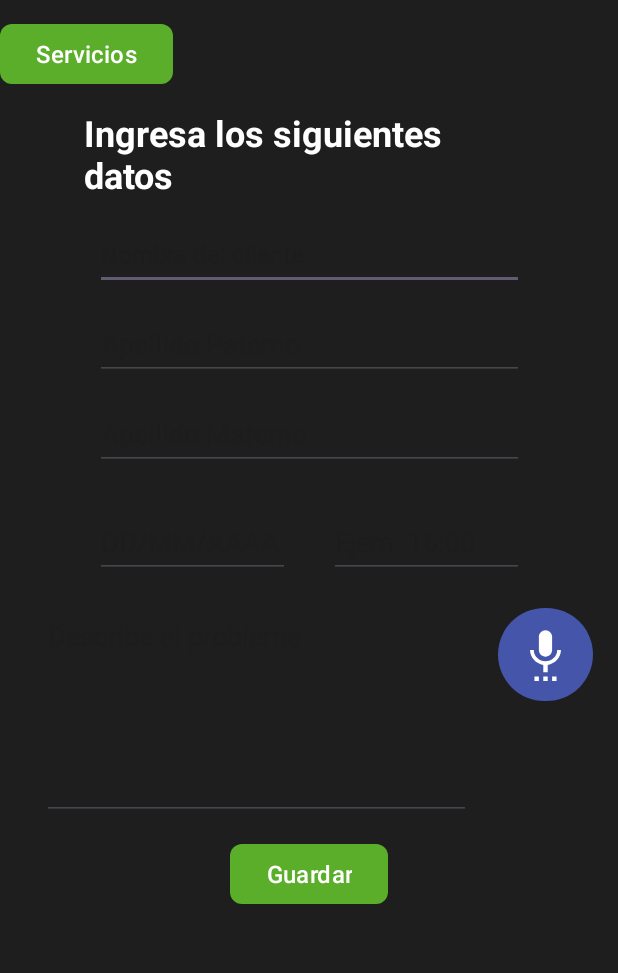
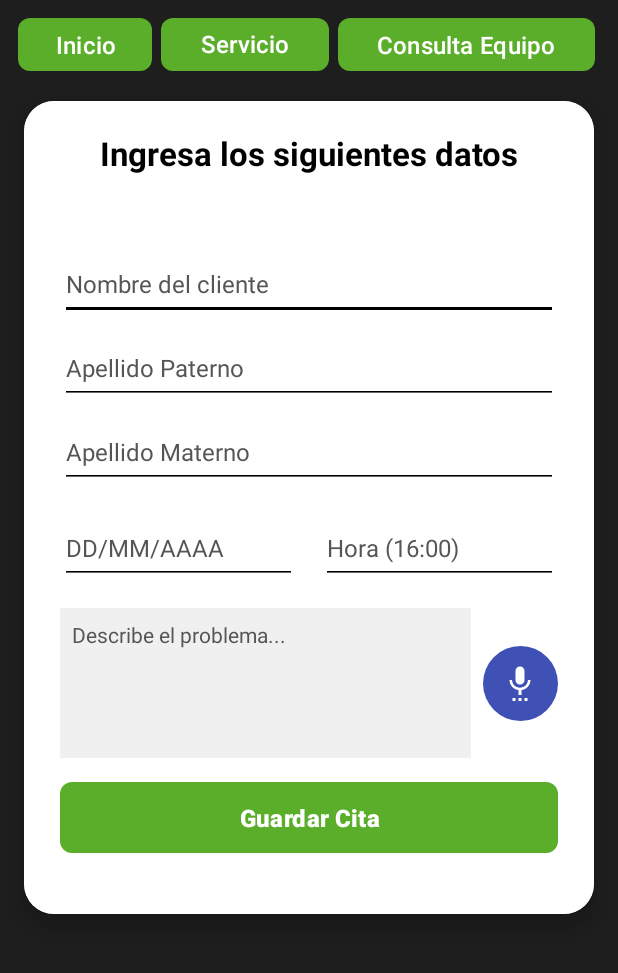
Before and after one commit to ARLOROBLE4/pruewba, an Android app: the Agenda screen opened directly, with no data from a screen before it, on a phone screen of 412 x 824 dp, the part 131-1104 px from its top. Run offline under Robolectric (Android 15) with nearby library versions, the phone set to English and light mode, and no system bars.

Commit message:
update:desing
actualización final de diseño

```diff
--- a/app/src/main/res/layout/activity_agenda.xml
+++ b/app/src/main/res/layout/activity_agenda.xml
@@ -2,191 +2,250 @@
 <androidx.constraintlayout.widget.ConstraintLayout xmlns:android="http://schemas.android.com/apk/res/android"
     xmlns:app="http://schemas.android.com/apk/res-auto"
     xmlns:tools="http://schemas.android.com/tools"
+    android:id="@+id/main"
     android:layout_width="match_parent"
-    android:id="@+id/main"
     android:layout_height="match_parent"
     android:background="#1E1E1E">
-
-    <TextView
-        android:id="@+id/txtConInfo3"
-        android:layout_width="300dp"
-        android:layout_height="61dp"
-        android:layout_marginStart="3dp"
-        android:layout_marginTop="12dp"
-        android:layout_marginEnd="4dp"
-        android:text=" "
-        android:textColor="@color/texto"
-        android:textSize="24sp"
-        android:textStyle="bold"
-        app:layout_constraintEnd_toEndOf="parent"
-        app:layout_constraintStart_toStartOf="parent"
-        app:layout_constraintTop_toBottomOf="@+id/btnConPerfil4" />
-
-    <Button
-        android:id="@+id/btnConConsulta4"
-        android:layout_width="wrap_content"
-        android:layout_height="wrap_content"
-        android:text="@string/btnBvnConsulta"
-        android:textColor="@color/texto"
-        android:textSize="16dp"
-        app:backgroundTint="@color/colorBotones"
-        app:cornerRadius="8dp"
-        app:layout_constraintEnd_toEndOf="@+id/imgCltLogo5"
-        app:layout_constraintHorizontal_bias="0.166"
-        app:layout_constraintStart_toEndOf="@+id/btnConPerfil4"
-        tools:layout_editor_absoluteY="99dp"
-        tools:ignore="MissingConstraints" />
-
-    <Button
-        android:id="@+id/btnConPerfil4"
-        android:layout_width="wrap_content"
-        android:layout_height="wrap_content"
-        android:layout_marginTop="12dp"
-        android:text="@string/btnBvnServicios"
-        android:textColor="@color/texto"
-        android:textSize="16dp"
-        app:backgroundTint="@color/colorBotones"
-        app:cornerRadius="8dp"
-        app:layout_constraintTop_toBottomOf="@+id/imgCltLogo5"
-        tools:layout_editor_absoluteX="114dp"
-        tools:ignore="MissingConstraints" />
-
-    <Button
-        android:id="@+id/btnConInicio4"
-        android:layout_width="wrap_content"
-        android:layout_height="wrap_content"
-        android:text="@string/btnBvnInicio"
-        android:textColor="@color/texto"
-        android:textSize="16dp"
-        app:backgroundTint="@color/colorBotones"
-        app:cornerRadius="8dp"
-        app:layout_constraintEnd_toStartOf="@+id/btnConPerfil4"
-        app:layout_constraintHorizontal_bias="0.827"
-        app:layout_constraintStart_toStartOf="@+id/imgCltLogo5"
-        tools:layout_editor_absoluteY="99dp"
-        tools:ignore="MissingConstraints" />
 
     <ImageView
         android:id="@+id/imgCltLogo5"
         android:layout_width="477dp"
         android:layout_height="87dp"
-        android:background="#040404"
+        android:background="#000000"
         app:layout_constraintEnd_toEndOf="parent"
         app:layout_constraintStart_toStartOf="parent"
         app:layout_constraintTop_toTopOf="parent"
         app:srcCompat="@drawable/logopcstatus" />
 
+    <Button
+        android:id="@+id/btnConInicio4"
+        android:layout_width="89dp"
+        android:layout_height="43dp"
+        android:layout_marginStart="12dp"
+        android:layout_marginTop="8dp"
+        android:layout_marginEnd="6dp"
+        android:text="@string/btnBvnInicio"
+        android:textColor="#FFFFFF"
+        android:textSize="16sp"
+        app:backgroundTint="@color/colorBotones"
+        app:cornerRadius="8dp"
+        app:layout_constraintEnd_toStartOf="@+id/btnConPerfil4"
+        app:layout_constraintStart_toStartOf="parent"
+        app:layout_constraintTop_toBottomOf="@+id/imgCltLogo5" />
+
+    <Button
+        android:id="@+id/btnConPerfil4"
+        android:layout_width="112dp"
+        android:layout_height="43dp"
+        android:layout_marginTop="8dp"
+        android:text="@string/btnBvnServicios"
+        android:textColor="#FFFFFF"
+        android:textSize="16sp"
+        app:backgroundTint="@color/colorBotones"
+        app:cornerRadius="8dp"
+        app:layout_constraintEnd_toStartOf="@+id/btnConConsulta4"
+        app:layout_constraintStart_toEndOf="@+id/btnConInicio4"
+        app:layout_constraintTop_toBottomOf="@+id/imgCltLogo5" />
+
+    <Button
+        android:id="@+id/btnConConsulta4"
+        android:layout_width="171dp"
+        android:layout_height="43dp"
+        android:layout_marginStart="6dp"
+        android:layout_marginTop="8dp"
+        android:layout_marginEnd="16dp"
+        android:text="@string/btnBvnConsulta"
+        android:textColor="#FFFFFF"
+        android:textSize="16sp"
+        app:backgroundTint="@color/colorBotones"
+        app:cornerRadius="8dp"
+        app:layout_constraintEnd_toEndOf="parent"
+        app:layout_constraintStart_toEndOf="@+id/btnConPerfil4"
+        app:layout_constraintTop_toBottomOf="@+id/imgCltLogo5" />
+
+    <androidx.cardview.widget.CardView
+        android:id="@+id/cardFormulario"
+        android:layout_width="380dp"
+        android:layout_height="542dp"
+        android:layout_marginStart="16dp"
+        android:layout_marginTop="16dp"
+        android:layout_marginEnd="16dp"
+        app:cardCornerRadius="20dp"
+        app:cardElevation="8dp"
+        app:layout_constraintEnd_toEndOf="parent"
+        app:layout_constraintStart_toStartOf="parent"
+        app:layout_constraintTop_toBottomOf="@+id/btnConPerfil4">
+
+        <androidx.constraintlayout.widget.ConstraintLayout
+            android:layout_width="match_parent"
+            android:layout_height="match_parent"
+            android:background="#FFFFFF"
+            android:paddingBottom="20dp">
+
+            <TextView
+                android:id="@+id/txtConInfo3"
+                android:layout_width="317dp"
+                android:layout_height="70dp"
+                android:layout_marginTop="20dp"
+                android:text="Agendando Cita"
+                android:textAlignment="center"
+                android:textColor="#000000"
+                android:textSize="22sp"
+                android:textStyle="bold"
+                app:layout_constraintEnd_toEndOf="parent"
+                app:layout_constraintStart_toStartOf="parent"
+                app:layout_constraintTop_toTopOf="parent" />
+
             <EditText
                 android:id="@+id/agnNombre"
-        android:layout_width="286dp"
+                android:layout_width="0dp"
                 android:layout_height="48dp"
-        android:layout_marginTop="12dp"
+                android:layout_marginStart="24dp"
+                android:layout_marginTop="8dp"
+                android:layout_marginEnd="24dp"
+                android:backgroundTint="#000000"
                 android:ems="10"
                 android:hint="Nombre del cliente"
                 android:inputType="text"
-        android:textColor="@color/texto"
-        android:textSize="16dp"
-        app:layout_constraintEnd_toEndOf="@+id/txtConInfo3"
-        app:layout_constraintStart_toStartOf="@+id/txtConInfo3"
+                android:textColor="#000000"
+                android:textColorHint="#555555"
+                android:textSize="16sp"
+                app:layout_constraintEnd_toEndOf="parent"
+                app:layout_constraintHorizontal_bias="0.0"
+                app:layout_constraintStart_toStartOf="parent"
                 app:layout_constraintTop_toBottomOf="@+id/txtConInfo3" />
 
             <EditText
                 android:id="@+id/agnAPaterno"
-        android:layout_width="286dp"
+                android:layout_width="0dp"
                 android:layout_height="48dp"
-        android:layout_marginTop="12dp"
+                android:layout_marginStart="24dp"
+                android:layout_marginTop="8dp"
+                android:layout_marginEnd="24dp"
+                android:backgroundTint="#000000"
                 android:ems="10"
                 android:hint="Apellido Paterno"
                 android:inputType="text"
-        app:layout_constraintEnd_toEndOf="@+id/agnNombre"
-        app:layout_constraintHorizontal_bias="0.0"
-        app:layout_constraintStart_toStartOf="@+id/agnNombre"
+                android:textColor="#000000"
+                android:textColorHint="#555555"
+                android:textSize="16sp"
+                app:layout_constraintEnd_toEndOf="parent"
+                app:layout_constraintStart_toStartOf="parent"
                 app:layout_constraintTop_toBottomOf="@+id/agnNombre" />
 
             <EditText
+                android:id="@+id/agnAMaterno"
+                android:layout_width="0dp"
+                android:layout_height="48dp"
+                android:layout_marginStart="24dp"
+                android:layout_marginTop="8dp"
+                android:layout_marginEnd="24dp"
+                android:backgroundTint="#000000"
+                android:ems="10"
+                android:hint="Apellido Materno"
+                android:inputType="text"
+                android:textColor="#000000"
+                android:textColorHint="#555555"
+                android:textSize="16sp"
+                app:layout_constraintEnd_toEndOf="parent"
+                app:layout_constraintStart_toStartOf="parent"
+                app:layout_constraintTop_toBottomOf="@+id/agnAPaterno" />
+
+            <EditText
+                android:id="@+id/edtFechaCita"
+                android:layout_width="0dp"
+                android:layout_height="48dp"
+                android:layout_marginStart="24dp"
+                android:layout_marginTop="16dp"
+                android:layout_marginEnd="8dp"
+                android:backgroundTint="#000000"
+                android:ems="10"
+                android:hint="DD/MM/AAAA"
+                android:inputType="date"
+                android:textColor="#000000"
+                android:textColorHint="#555555"
+                android:textSize="16sp"
+                app:layout_constraintEnd_toStartOf="@+id/edtHora"
+                app:layout_constraintStart_toStartOf="parent"
+                app:layout_constraintTop_toBottomOf="@+id/agnAMaterno" />
+
+            <EditText
+                android:id="@+id/edtHora"
+                android:layout_width="0dp"
+                android:layout_height="48dp"
+                android:layout_marginStart="8dp"
+                android:layout_marginTop="16dp"
+                android:layout_marginEnd="24dp"
+                android:backgroundTint="#000000"
+                android:ems="10"
+                android:hint="Hora (16:00)"
+                android:inputType="time"
+                android:textColor="#000000"
+                android:textColorHint="#555555"
+                android:textSize="16sp"
+                app:layout_constraintEnd_toEndOf="parent"
+                app:layout_constraintStart_toEndOf="@+id/edtFechaCita"
+                app:layout_constraintTop_toBottomOf="@+id/agnAMaterno" />
+
+            <EditText
                 android:id="@+id/agnDetalles"
-        android:layout_width="286dp"
-        android:layout_height="145dp"
-        android:layout_marginStart="28dp"
+                android:layout_width="0dp"
+                android:layout_height="100dp"
+                android:layout_marginStart="24dp"
                 android:layout_marginTop="16dp"
-        android:ems="10"
+                android:layout_marginEnd="8dp"
+                android:background="#F0F0F0"
                 android:gravity="top|start"
-        android:hint="Describe el problema"
+                android:hint="Describe el problema..."
                 android:inputType="textMultiLine"
+                android:padding="8dp"
                 android:scrollbars="vertical"
+                android:textColor="#000000"
+                android:textColorHint="#555555"
+                android:textSize="14sp"
+                app:layout_constraintEnd_toStartOf="@+id/btnDictarDetalles"
                 app:layout_constraintStart_toStartOf="parent"
                 app:layout_constraintTop_toBottomOf="@+id/edtFechaCita" />
 
-    <EditText
-        android:id="@+id/edtFechaCita"
-        android:layout_width="130dp"
-        android:layout_height="48dp"
-        android:layout_marginTop="24dp"
-        android:ems="10"
-        android:hint="DD/MM/AAAA"
-        android:inputType="date"
-        app:layout_constraintStart_toStartOf="@+id/agnAMaterno"
-        app:layout_constraintTop_toBottomOf="@+id/agnAMaterno" />
-
-    <EditText
-        android:id="@+id/agnAMaterno"
-        android:layout_width="286dp"
-        android:layout_height="48dp"
-        android:layout_marginTop="12dp"
-        android:ems="10"
-        android:hint="Apellido Materno"
-        android:inputType="text"
-        app:layout_constraintEnd_toEndOf="@+id/agnAPaterno"
-        app:layout_constraintHorizontal_bias="0.0"
-        app:layout_constraintStart_toStartOf="@+id/agnAPaterno"
-        app:layout_constraintTop_toBottomOf="@+id/agnAPaterno" />
+            <Button
+                android:id="@+id/btnDictarDetalles"
+                android:layout_width="50dp"
+                android:layout_height="50dp"
+                android:layout_marginEnd="24dp"
+                android:insetTop="0dp"
+                android:insetBottom="0dp"
+                android:padding="0dp"
+                app:backgroundTint="#3F51B5"
+                app:cornerRadius="25dp"
+                app:icon="@drawable/baseline_settings_voice_24"
+                app:iconGravity="textStart"
+                app:iconPadding="0dp"
+                app:iconSize="24dp"
+                app:iconTint="#FFFFFF"
+                app:layout_constraintBottom_toBottomOf="@+id/agnDetalles"
+                app:layout_constraintEnd_toEndOf="parent"
+                app:layout_constraintTop_toTopOf="@+id/agnDetalles" />
 
             <Button
                 android:id="@+id/btnGuardarCita"
-        android:layout_width="wrap_content"
-        android:layout_height="wrap_content"
+                android:layout_width="0dp"
+                android:layout_height="55dp"
+                android:layout_marginStart="24dp"
                 android:layout_marginTop="12dp"
-        android:text="Guardar"
+                android:layout_marginEnd="24dp"
+                android:text="Guardar Cita"
                 android:textColor="@color/texto"
-        android:textSize="16dp"
+                android:textSize="16sp"
+                android:textStyle="bold"
                 app:backgroundTint="@color/colorBotones"
                 app:cornerRadius="8dp"
                 app:layout_constraintEnd_toEndOf="parent"
+                app:layout_constraintHorizontal_bias="0.0"
                 app:layout_constraintStart_toStartOf="parent"
                 app:layout_constraintTop_toBottomOf="@+id/agnDetalles" />
 
-    <EditText
-        android:id="@+id/edtHora"
-        android:layout_width="130dp"
-        android:layout_height="48dp"
-        android:layout_marginStart="26dp"
-        android:layout_marginTop="24dp"
-        android:ems="10"
-        android:hint="Ejem: 16:00"
-        android:inputType="time"
-        app:layout_constraintEnd_toEndOf="@+id/agnAMaterno"
-        app:layout_constraintStart_toEndOf="@+id/edtFechaCita"
-        app:layout_constraintTop_toBottomOf="@+id/agnAMaterno" />
+        </androidx.constraintlayout.widget.ConstraintLayout>
 
-    <Button
-        android:id="@+id/btnDictarDetalles"
-        android:layout_width="63dp"
-        android:layout_height="70dp"
-        android:layout_marginStart="12dp"
-        android:layout_marginTop="16dp"
-        android:text=""
-        android:textColor="@color/texto"
-        android:textSize="16dp"
-        app:backgroundTint="#F45a"
-        app:cornerRadius="50dp"
-        app:icon="@drawable/baseline_settings_voice_24"
-        app:iconGravity="textEnd"
-        app:iconPadding="0dp"
-        app:iconSize="35dp"
-        app:iconTint="#FFFFFF"
-        app:layout_constraintEnd_toEndOf="parent"
-        app:layout_constraintHorizontal_bias="0.272"
-        app:layout_constraintStart_toEndOf="@+id/agnDetalles"
-        app:layout_constraintTop_toBottomOf="@+id/edtHora" />
+    </androidx.cardview.widget.CardView>
 
 </androidx.constraintlayout.widget.ConstraintLayout>
```
Also changed, not shown: app/src/main/res/layout/activity_historial.xml (+42 -26 lines), app/src/main/res/layout/historial_layout.xml (+85 -87 lines). Lines whose indentation alone changed are shown as unchanged.
